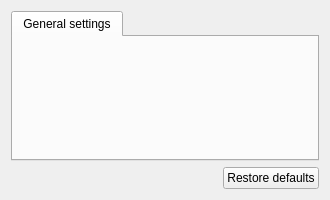
Before: the Qt Designer form gns3/modules/builtin/ui/builtin_preferences_page.ui in GNS3/gns3-gui, drawn with Qt 5.
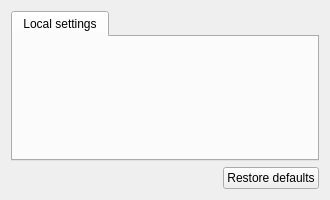
After: the same form once the commit is applied.

The edit to the form file:
```diff
--- a/gns3/modules/builtin/ui/builtin_preferences_page.ui
+++ b/gns3/modules/builtin/ui/builtin_preferences_page.ui
@@ -24,7 +24,7 @@
      </property>
      <widget class="QWidget" name="uiServerSettingsTabWidget">
       <attribute name="title">
-       <string>General settings</string>
+       <string>Local settings</string>
       </attribute>
       <layout class="QVBoxLayout" name="verticalLayout_2">
        <item>
```
